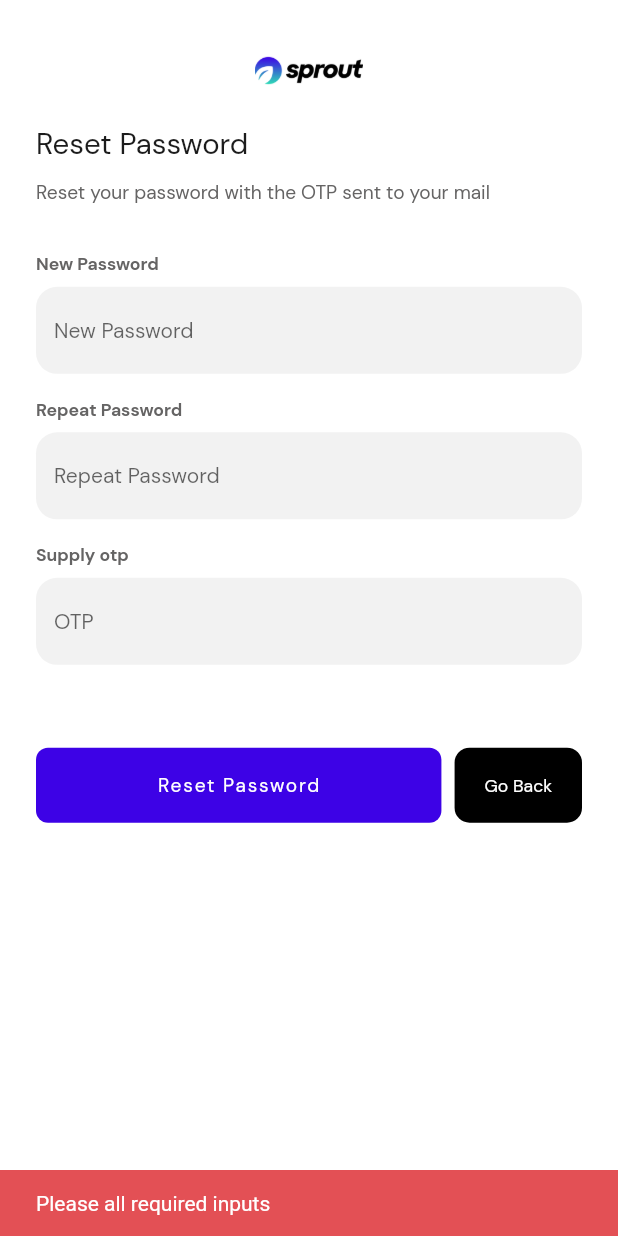
After one commit to tech-cleverafrica/sprout-mobile, a Flutter app: the PasswordReset screen opened directly, after a tap on "Reset Password", on a phone screen of 412 x 824 dp. The commit adds this screen. Run offline on Flutter 3.47's test engine with Material 2 defaults, Android fonts, the phone set to English and light mode, and no system bars; drawn by our look-alikes of flutter_styled_toast; our stand-ins replace badges, community_material_icon, dio, dropdown_button2, flutter_easyloading, flutter_masked_text2 and 11 more; missing offline and left inert: device_information, neon_circular_timer; accounts and stored records are empty.

Commit message:
auth integration in progress

```diff
--- a/lib/src/api/api_constant.dart
+++ b/lib/src/api/api_constant.dart
@@ -1,7 +1,9 @@
 //auth
 const String loginUrl = "auth/api/v1/mobile/token";
+const String confirmEmailUrl = "auth/api/v1/otp";
+const String resetPasswordUrl = "auth/api/v1/mobile/reset-password";
 //user
-const String userDetailsUrl = "user-management/api/v1/";
+const String userDetailsUrl = "user-management/api/v1/users/me";
 
 apiResponse(String? message, [String? responseCode]) {
   return {
--- /dev/null
+++ b/lib/src/components/authentication/controller/password_reset_controller.dart
@@ -0,0 +1,97 @@
+import 'package:flutter/material.dart';
+import 'package:flutter_pw_validator/Utilities/Validator.dart';
+import 'package:get/get.dart';
+import 'package:sprout_mobile/src/components/authentication/view/password_reset.dart';
+import 'package:sprout_mobile/src/components/authentication/view/sign_in_screen.dart';
+import 'package:sprout_mobile/src/utils/nav_function.dart';
+
+import '../../../api-setup/api_setup.dart';
+import '../../../api/api_response.dart';
+import '../../../public/widgets/custom_toast_notification.dart';
+import '../../../utils/app_colors.dart';
+import '../service/auth_service.dart';
+
+class PasswordResetController extends GetxController {
+  TextEditingController emailController = new TextEditingController();
+  TextEditingController passwordController = new TextEditingController();
+  TextEditingController confirmPasswordController = new TextEditingController();
+  TextEditingController otpController = new TextEditingController();
+
+  @override
+  void onInit() {
+    super.onInit();
+  }
+
+  @override
+  void onReady() {
+    // TODO: implement onReady
+    super.onReady();
+  }
+
+  buildRequestModel(email) {
+    return {"email": email};
+  }
+
+  buildResetRequestModel(newPassword, otp) {
+    return {"newPassword": newPassword, "otp": otp};
+  }
+
+  validateEmail() {
+    if (emailController.text.isEmpty) {
+      ScaffoldMessenger.of(Get.context!).showSnackBar(SnackBar(
+          content: Text("Please supply a valid email"),
+          backgroundColor: AppColors.errorRed));
+    } else {
+      sendResetOtp(buildRequestModel(emailController.text));
+    }
+  }
+
+  validatePasswords() {
+    if (passwordController.text != confirmPasswordController.text) {
+      ScaffoldMessenger.of(Get.context!).showSnackBar(SnackBar(
+          content: Text("Passwords are not matching"),
+          backgroundColor: AppColors.errorRed));
+    } else if (passwordController.text.isEmpty ||
+        confirmPasswordController.text.isEmpty ||
+        otpController.text.isEmpty) {
+      ScaffoldMessenger.of(Get.context!).showSnackBar(SnackBar(
+          content: Text("Please all required inputs"),
+          backgroundColor: AppColors.errorRed));
+    } else {
+      resetPassword(buildResetRequestModel(
+          confirmPasswordController.text, otpController.text));
+    }
+  }
+
+  sendResetOtp(Map<String, dynamic> request) async {
+    AppResponse response = await locator
+        .get<AuthService>()
+        .confirmEmail(request, "Verifying email");
+    if (response.status) {
+      print(response.message);
+      push(page: PasswordReset());
+    } else {
+      CustomToastNotification.show(response.message, type: ToastType.error);
+    }
+  }
+
+  resetPassword(Map<String, dynamic> request) async {
+    AppResponse response = await locator
+        .get<AuthService>()
+        .resetPassword(request, "Resetting password");
+    if (response.status) {
+      print(response.message);
+      CustomToastNotification.show("Password reset successful, kindly login",
+          type: ToastType.success);
+      push(page: SignInScreen());
+    } else {
+      CustomToastNotification.show(response.message, type: ToastType.error);
+    }
+  }
+
+  @override
+  void onClose() {
+    // TODO: implement onClose
+    super.onClose();
+  }
+}
--- a/lib/src/components/authentication/repository/auth_repository.dart
+++ b/lib/src/components/authentication/repository/auth_repository.dart
@@ -1,4 +1,6 @@
 class AuthRepository {
   signin(Map<String, dynamic> requestBody) async {}
+  emailConfirmation(Map<String, dynamic> requestBody) async {}
+  resetPassword(Map<String, dynamic> requestBody) async {}
   getUserDetails() async {}
 }
--- /dev/null
+++ b/lib/src/components/authentication/view/password_reset.dart
@@ -0,0 +1,103 @@
+import 'package:flutter/material.dart';
+import 'package:flutter_screenutil/flutter_screenutil.dart';
+import 'package:get/get.dart';
+import 'package:sprout_mobile/src/components/authentication/controller/password_reset_controller.dart';
+import 'package:sprout_mobile/src/public/widgets/general_widgets.dart';
+import 'package:sprout_mobile/src/utils/validators.dart';
+
+import '../../../public/widgets/custom_text_form_field.dart';
+import '../../../utils/app_colors.dart';
+import '../../../utils/app_images.dart';
+import '../../../utils/helper_widgets.dart';
+
+class PasswordReset extends StatelessWidget {
+  PasswordReset({super.key});
+
+  late PasswordResetController passwordResetController;
+
+  @override
+  Widget build(BuildContext context) {
+    passwordResetController = Get.put(PasswordResetController());
+    final theme = Theme.of(context);
+    final isDarkMode = Theme.of(context).brightness == Brightness.dark;
+    return SafeArea(
+      child: Scaffold(
+        body: SingleChildScrollView(
+          child: Padding(
+            padding: const EdgeInsets.symmetric(vertical: 24, horizontal: 24),
+            child: Column(
+              crossAxisAlignment: CrossAxisAlignment.start,
+              children: [
+                addVerticalSpace(10.h),
+                Center(
+                    child: Image.asset(
+                  isDarkMode ? AppImages.sprout_dark : AppImages.sprout_light,
+                  height: 27.h,
+                )),
+                SizedBox(
+                  height: 24.h,
+                ),
+                Text(
+                  "Reset Password",
+                  style: TextStyle(
+                      fontFamily: "DMSans",
+                      fontSize: 20.sp,
+                      fontWeight: FontWeight.w400,
+                      color:
+                          isDarkMode ? AppColors.white : AppColors.boxesColor),
+                ),
+                addVerticalSpace(10.h),
+                Text(
+                  "Reset your password with the OTP sent to your mail",
+                  style: TextStyle(
+                      fontFamily: "DMSans",
+                      fontSize: 13.sp,
+                      fontWeight: FontWeight.w500,
+                      color: isDarkMode
+                          ? AppColors.semi_white
+                          : AppColors.inputLabelColor),
+                ),
+                SizedBox(
+                  height: 24.h,
+                ),
+                CustomTextFormField(
+                  controller: passwordResetController.passwordController,
+                  label: "New Password",
+                  hintText: "New Password",
+                  validator: Validators.passwordValidator,
+                  fillColor: isDarkMode
+                      ? AppColors.inputBackgroundColor
+                      : AppColors.grey,
+                ),
+                CustomTextFormField(
+                  controller: passwordResetController.confirmPasswordController,
+                  label: "Repeat Password",
+                  hintText: "Repeat Password",
+                  validator: Validators.passwordValidator,
+                  fillColor: isDarkMode
+                      ? AppColors.inputBackgroundColor
+                      : AppColors.grey,
+                ),
+                CustomTextFormField(
+                  controller: passwordResetController.otpController,
+                  label: "Supply otp",
+                  hintText: "OTP",
+                  fillColor: isDarkMode
+                      ? AppColors.inputBackgroundColor
+                      : AppColors.grey,
+                ),
+                addVerticalSpace(40.h),
+                DecisionButton(
+                    isDarkMode: isDarkMode,
+                    buttonText: "Reset Password",
+                    onTap: () {
+                      passwordResetController.validatePasswords();
+                    })
+              ],
+            ),
+          ),
+        ),
+      ),
+    );
+  }
+}
--- a/lib/src/components/authentication/view/sign_up_personal.dart
+++ b/lib/src/components/authentication/view/sign_up_personal.dart
@@ -145,6 +145,7 @@ class SignupPersonalScreen extends StatelessWidget {
               Center(
                   child: Image.asset(
                 isDarkMode ? AppImages.sprout_dark : AppImages.sprout_light,
+                height: 40,
               )),
             ],
           ),
--- a/lib/src/public/widgets/general_widgets.dart
+++ b/lib/src/public/widgets/general_widgets.dart
@@ -8,6 +8,7 @@ import 'package:sprout_mobile/src/components/home/view/bottom_nav.dart';
 import 'package:sprout_mobile/src/public/widgets/custom_button.dart';
 import 'package:sprout_mobile/src/utils/app_images.dart';
 import 'package:sprout_mobile/src/utils/app_svgs.dart';
+import 'package:sprout_mobile/src/utils/nav_function.dart';
 
 import '../../components/cards/view/cards.dart';
 import '../../components/home/view/homepage.dart';
@@ -179,16 +180,20 @@ class DecisionButton extends StatelessWidget {
         ),
         addHorizontalSpace(8.w),
         Expanded(
+            child: InkWell(
+          onTap: () => pop(),
           child: Container(
             height: 50,
             decoration: BoxDecoration(
-              color:
-                  isDarkMode ? AppColors.inputBackgroundColor : AppColors.black,
+                color: isDarkMode
+                    ? AppColors.inputBackgroundColor
+                    : AppColors.black,
                 borderRadius: BorderRadius.circular(10)),
             child: Center(
               child: Text(
                 "Go Back",
                 style: TextStyle(fontFamily: "DMSans", color: AppColors.white),
+              ),
             ),
           ),
         ))
--- /dev/null
+++ b/lib/src/utils/message.dart
@@ -0,0 +1,9 @@
+const invalidEmailAddress = "enter a valid email";
+const invalidPassword = "password must be at least 8 characters!";
+const invalidLength = "must be at least 4 characters!";
+const invalidOTPLength = "must be 6 digits";
+const OngoingProcessStatus = "Pending...";
+const OngoingProcessMessage = "Your request is being processed!";
+const WithdrawalSuccessful = "Withdrawal Successful";
+const WithdrawalFailed = "Withdrawal Failed";
+const WithdrawalPending = "Withdrawal Pending";
--- /dev/null
+++ b/lib/src/utils/validators.dart
@@ -0,0 +1,131 @@
+import 'dart:async';
+import 'package:form_field_validator/form_field_validator.dart';
+import 'package:sprout_mobile/src/utils/message.dart';
+
+class Validators {
+  static String? emptyFieldValidator(value) =>
+      value.toString().isEmpty ? 'field is required' : null;
+
+  static String? emailFieldValidator(value) =>
+      RegExp(r"^[a-zA-Z0-9.a-zA-Z0-9.!#$%&'*+-/=?^_`{|}~]+@[a-zA-Z0-9]+\.[a-zA-Z]+")
+              .hasMatch(value)
+          ? null
+          : 'invalid email';
+
+  static String? dropdownFieldValidator(value) =>
+      value == null ? 'field is required' : null;
+
+  final validateEmail =
+      StreamTransformer<String, String>.fromHandlers(handleData: (email, sink) {
+    bool emailValid = RegExp(
+            r"^[a-zA-Z0-9.a-zA-Z0-9.!#$%&'*+-/=?^_`{|}~]+@[a-zA-Z0-9-]+\.[a-zA-Z]+")
+        .hasMatch(email);
+
+    if (emailValid) {
+      sink.add(email);
+    } else {
+      sink.addError(invalidEmailAddress);
+    }
+  });
+
+  final validatePassword = StreamTransformer<String, String>.fromHandlers(
+      handleData: (password, sink) {
+    if (password.length >= 8) {
+      sink.add(password);
+    } else {
+      sink.addError(invalidPassword);
+    }
+
+    /*
+    final atLeaseOneUppercaseLetter =
+        RegExp(r'^(?=.*[A-Z])[a-zA-Z\d]{1,}$').hasMatch(password);
+    final atLeaseOneLowercaseLetter =
+        RegExp(r'^(?=.*[a-z])[a-zA-Z\d]{1,}$').hasMatch(password);
+    final atLeaseOneNumber =
+        RegExp(r'^(?=.*\d)[a-zA-Z\d]{1,}$').hasMatch(password);
+    final atLeaseOneSpecialCharacter =
+        RegExp(r'^(?=.*[@$!%*#?&])[a-zA-Z\d]{1,}$').hasMatch(password);
+
+    if (password.length >= 8 &&
+        atLeaseOneUppercaseLetter &&
+        atLeaseOneLowercaseLetter &&
+        atLeaseOneNumber &&
+        atLeaseOneSpecialCharacter) {
+      sink.add(password);
+    } else {
+      if (!atLeaseOneUppercaseLetter) {
+        sink.addError('Password must have at least one uppercase letter');
+      } else if (!atLeaseOneLowercaseLetter) {
+        sink.addError('Password must have at least one lowercase letter');
+      } else if (!atLeaseOneNumber) {
+        sink.addError('Password must have at least one number');
+      } else if (!atLeaseOneSpecialCharacter) {
+        sink.addError('Password must have at least one special character');
+      } else if (password.length < 8) {
+        sink.addError('Password must be at least 8 characters!');
+      }
+    }
+    */
+  });
+
+  final validateFieldNotEmpty =
+      StreamTransformer<String, String>.fromHandlers(handleData: (field, sink) {
+    if (field.length > 0) {
+      sink.add(field);
+    } else {
+      sink.addError(invalidLength);
+    }
+  });
+
+  final validateFieldLength =
+      StreamTransformer<String, String>.fromHandlers(handleData: (field, sink) {
+    if (field.length > 2) {
+      sink.add(field);
+    } else {
+      sink.addError(invalidLength);
+    }
+  });
+
+  final validateOTPLength =
+      StreamTransformer<String, String>.fromHandlers(handleData: (field, sink) {
+    if (field.length == 6) {
+      sink.add(field);
+    } else {
+      sink.addError(invalidOTPLength);
+    }
+  });
+
+  final validateBVNPLength =
+      StreamTransformer<String, String>.fromHandlers(handleData: (field, sink) {
+    if (field.length == 11) {
+      sink.add(field);
+    } else {
+      sink.addError('Invalid BVN, should have 11 digits');
+    }
+  });
+
+  final validateNINLength =
+      StreamTransformer<String, String>.fromHandlers(handleData: (field, sink) {
+    if (field.length == 11) {
+      sink.add(field);
+    } else {
+      sink.addError('Invalid NIN, should have 11 digits');
+    }
+  });
+
+  static final passwordValidator = MultiValidator(
+    [
+      RequiredValidator(errorText: 'Password is required.'),
+      PatternValidator(r'[A-Z]',
+          errorText: 'Password must contain one uppercase letter'),
+      PatternValidator(r'[a-z]',
+          errorText: 'Password must have at least one lowercase letter.'),
+      PatternValidator(r'[0-9]',
+          errorText: 'Password must have at least one number.'),
+      PatternValidator(r'[!@#$%^&*(),.?":{}|<>]',
+          errorText: 'Password must have at least one special character.'),
+      MinLengthValidator(8,
+          errorText: 'Password must be at least 8 characters long.'),
+    ],
+  );
+}
--- a/pubspec.yaml
+++ b/pubspec.yaml
@@ -36,6 +36,7 @@ dependencies:
   get_it: ^7.2.0
   device_information: ^0.0.4
   local_auth: ^2.1.5
+  form_field_validator: ^1.1.0
 
 
 
```
Also changed, not shown: lib/src/components/authentication/controller/signup_controller.dart (added, +39 -0 lines), lib/src/components/authentication/repository/auth_repositoryimpl.dart (+22 -0 lines), lib/src/components/authentication/service/auth_service.dart (+38 -4 lines), lib/src/components/authentication/view/email_confirmation.dart (added, +77 -0 lines), lib/src/components/authentication/view/sign_in_screen.dart (+6 -1 lines), lib/src/components/home/controller/home_controller.dart (+2 -6 lines), lib/src/components/home/view/homepage.dart (+14 -19 lines), pubspec.lock. Lines whose indentation alone changed are shown as unchanged.
